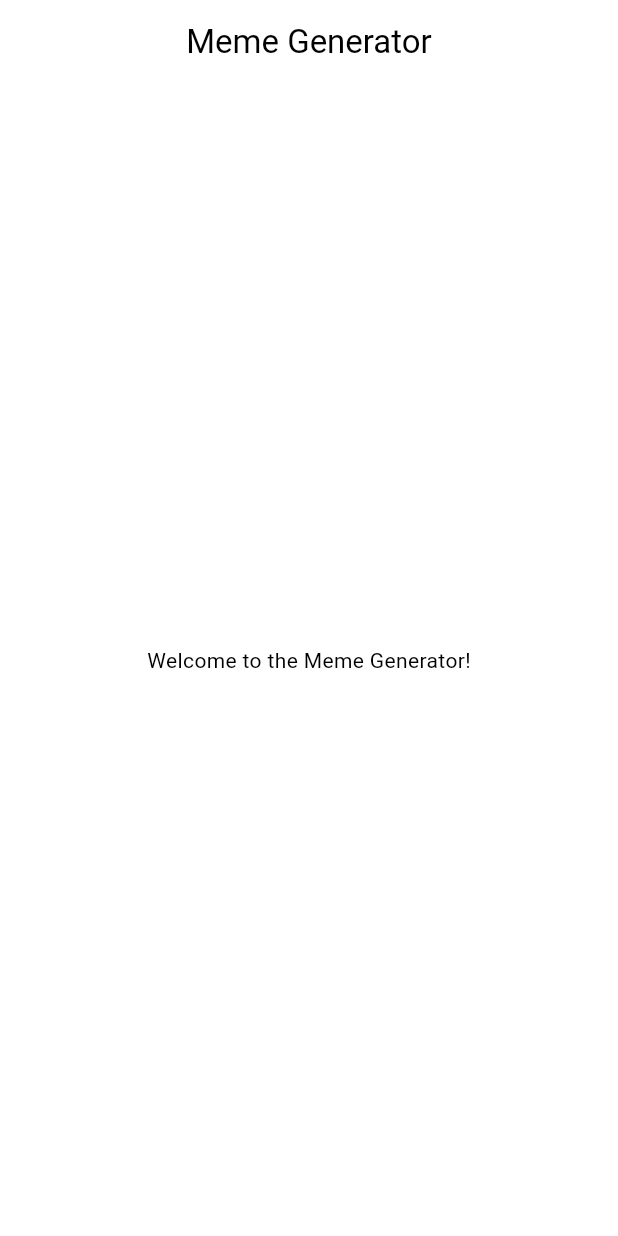
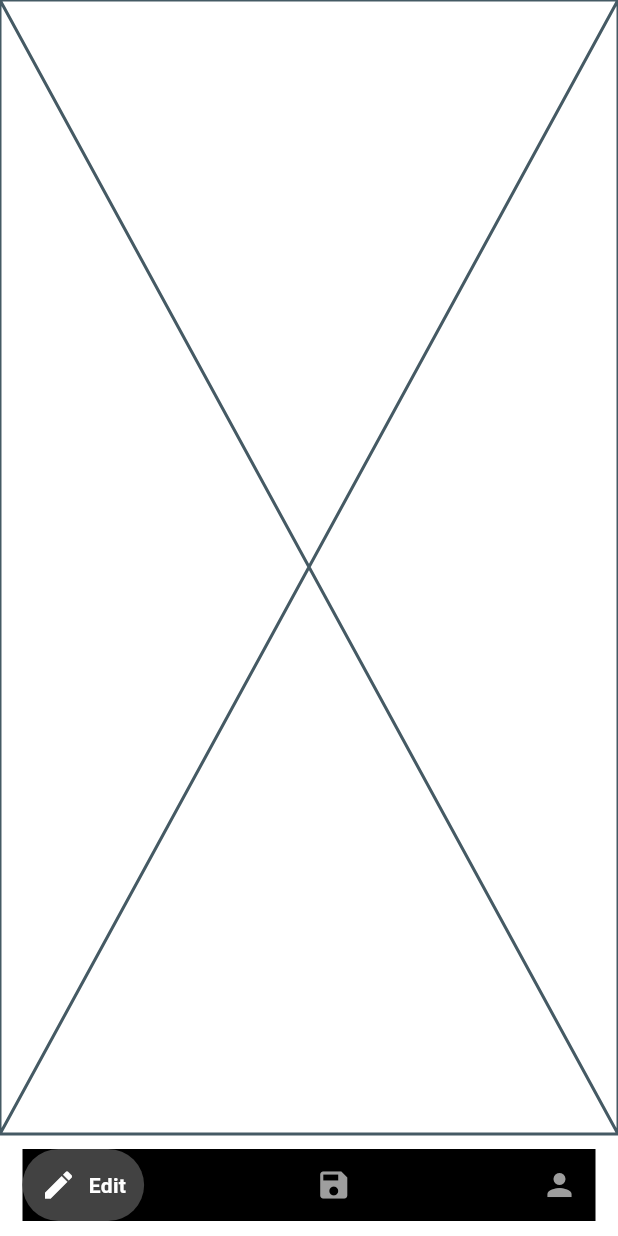
Before and after one commit to Antrimo/Meme-Generator, a Flutter app: the screen it shows after launch, on a phone screen of 412 x 824 dp. Run offline on Flutter 3.47's test engine with Material 3 defaults, Android fonts, the phone set to English and light mode, and no system bars; drawn by our look-alikes of google_nav_bar.

Commit message:
feature: navbar structure

```diff
--- a/lib/screens/home_screen.dart
+++ b/lib/screens/home_screen.dart
@@ -1,23 +1,35 @@
 import 'package:flutter/material.dart';
+import '../widgets/bottom_nav_bar.dart';
 
-class HomeScreen extends StatelessWidget {
+class HomeScreen extends StatefulWidget {
   const HomeScreen({super.key});
+
+  @override
+  State<HomeScreen> createState() => _HomeScreenState();
+}
+
+class _HomeScreenState extends State<HomeScreen> {
+
+  int _selectedTab = 0;
+  final List<Widget> _screens = [
+    const Placeholder(),
+    const Placeholder(),
+    const Placeholder(),
+  ];
+
+  void _onTabChange(int index) {
+    setState(() {
+      _selectedTab = index;
+    });
+  }
 
   @override
   Widget build(BuildContext context) {
     return Scaffold(
-      appBar: AppBar(
-        title: const Center(child: Text('Meme Generator')),
-      ),
-      body: const Center(
-        child: Column(
-          mainAxisAlignment: MainAxisAlignment.center,
-          children:[
-            Text(
-              'Welcome to the Meme Generator!',
-            ),
-          ],
-        ),
+      body: _screens[_selectedTab],
+      bottomNavigationBar: BottomNavBar(
+        selectedIndex: _selectedTab,
+        onTabChange: _onTabChange,
       ),
     );
   }
--- /dev/null
+++ b/lib/widgets/bottom_nav_bar.dart
@@ -0,0 +1,31 @@
+import 'package:flutter/material.dart';
+import 'package:google_nav_bar/google_nav_bar.dart';
+
+class BottomNavBar extends StatelessWidget {
+  final int selectedIndex;
+  final Function(int) onTabChange;
+
+  const BottomNavBar({super.key, required this.selectedIndex, required this.onTabChange});
+
+  @override
+  Widget build(BuildContext context) {
+    return Container(
+      padding: const EdgeInsets.symmetric(horizontal: 15, vertical: 10),
+      child: GNav(
+        gap: 8,
+        activeColor: Colors.white,
+        color: Colors.grey,
+        backgroundColor: Colors.black,
+        tabBackgroundColor: Colors.grey.shade800,
+        padding: const EdgeInsets.all(12),
+        onTabChange: onTabChange,
+        selectedIndex: selectedIndex,
+        tabs: const [
+          GButton(icon: Icons.edit, text: 'Edit'),
+          GButton(icon: Icons.save, text: 'Saved'),
+          GButton(icon: Icons.person, text: 'Profile'),
+        ],
+      ),
+    );
+  }
+}
--- a/pubspec.yaml
+++ b/pubspec.yaml
@@ -34,6 +34,7 @@ dependencies:
   # The following adds the Cupertino Icons font to your application.
   # Use with the CupertinoIcons class for iOS style icons.
   cupertino_icons: ^1.0.2
+  google_nav_bar: ^5.0.7
 
 dev_dependencies:
   flutter_test:
```
Also changed, not shown: pubspec.lock.
